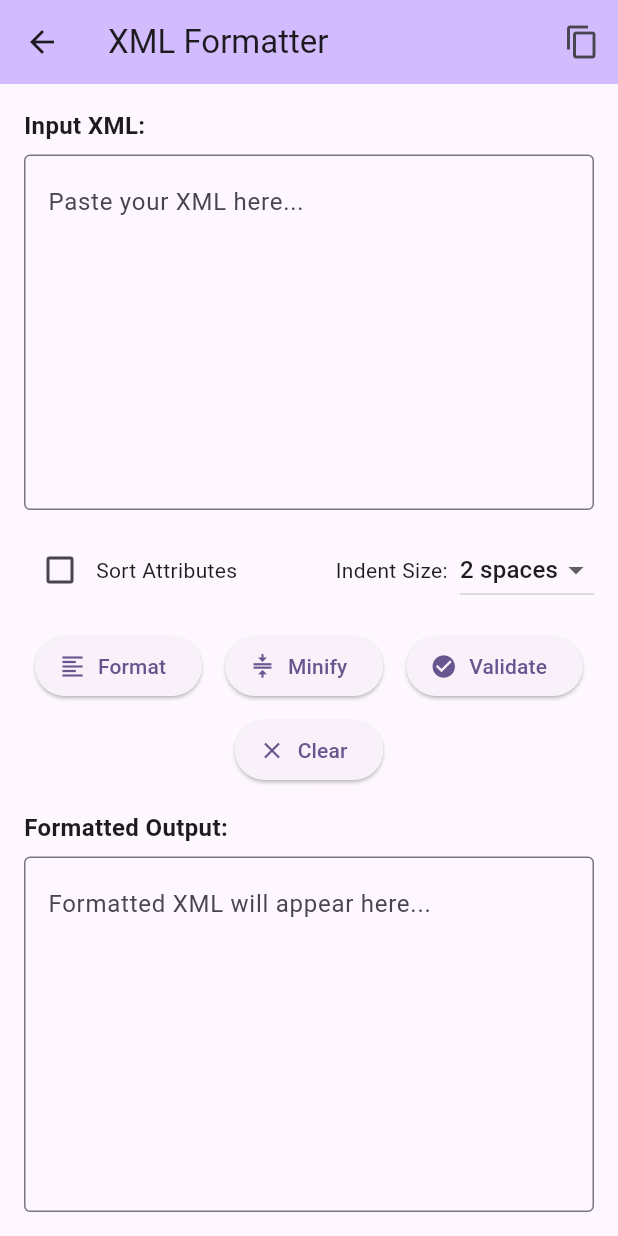
After one commit to sutanto1010/devtools, a Flutter app: the XmlFormatterScreen screen opened directly, on a phone screen of 412 x 824 dp. The commit adds this screen. Run offline on Flutter 3.47's test engine with Material 3 defaults, Android fonts, the phone set to English and light mode, and no system bars; our stand-ins replace file_picker, package_info_plus, screenshot, sqflite; missing offline and left inert: encrypt, openpgp, tray_manager, window_manager; accounts and stored records are empty.

Commit message:
feat: add xml formatter screen with formatting and validation
Implement a new XML formatter screen that allows users to format, minify, and validate XML data with options for attribute sorting and customizable indentation

```diff
--- a/lib/main.dart
+++ b/lib/main.dart
@@ -27,6 +27,7 @@ import 'screens/basic_auth_screen.dart';
 import 'screens/chmod_calculator_screen.dart';
 import 'screens/unix_time_screen.dart';
 import 'screens/string_inspector_screen.dart';
+import 'screens/xml_formatter_screen.dart';
 import 'screens/uri_encoder_screen.dart';
 import 'system_tray_manager.dart';
 
@@ -93,6 +94,13 @@ class _MyHomePageState extends State<MyHomePage> with TickerProviderStateMixin {
       'title': 'JSON Formatter',
       'description': 'Format, validate, and beautify JSON data',
       'screen': const JsonFormatterScreen(),
+    },
+    {
+      'id': 'xml_formatter',
+      'icon': Icons.code,
+      'title': 'XML Formatter',
+      'description': 'Format, validate, minify, and beautify XML data with attribute sorting',
+      'screen': const XmlFormatterScreen(),
     },
     {
       'id': 'yaml_formatter',
--- /dev/null
+++ b/lib/screens/xml_formatter_screen.dart
@@ -0,0 +1,423 @@
+import 'package:flutter/material.dart';
+import 'package:flutter/services.dart';
+
+class XmlFormatterScreen extends StatefulWidget {
+  const XmlFormatterScreen({super.key});
+
+  @override
+  State<XmlFormatterScreen> createState() => _XmlFormatterScreenState();
+}
+
+class _XmlFormatterScreenState extends State<XmlFormatterScreen> {
+  final TextEditingController _inputController = TextEditingController();
+  final TextEditingController _outputController = TextEditingController();
+  String _errorMessage = '';
+  String _successMessage = '';
+  bool _sortAttributes = false;
+  int _indentSize = 2;
+
+  void _formatXml() {
+    setState(() {
+      _errorMessage = '';
+      _successMessage = '';
+      _outputController.clear();
+    });
+
+    try {
+      final input = _inputController.text.trim();
+      if (input.isEmpty) {
+        setState(() {
+          _errorMessage = 'Please enter XML to format';
+        });
+        return;
+      }
+
+      final formattedXml = _formatXmlString(input, _indentSize, _sortAttributes);
+
+      setState(() {
+        _outputController.text = formattedXml;
+        _successMessage = 'XML formatted successfully';
+      });
+    } catch (e) {
+      setState(() {
+        _errorMessage = 'Invalid XML: ${e.toString()}';
+      });
+    }
+  }
+
+  void _minifyXml() {
+    setState(() {
+      _errorMessage = '';
+      _successMessage = '';
+      _outputController.clear();
+    });
+
+    try {
+      final input = _inputController.text.trim();
+      if (input.isEmpty) {
+        setState(() {
+          _errorMessage = 'Please enter XML to minify';
+        });
+        return;
+      }
+
+      final minifiedXml = _minifyXmlString(input);
+
+      setState(() {
+        _outputController.text = minifiedXml;
+        _successMessage = 'XML minified successfully';
+      });
+    } catch (e) {
+      setState(() {
+        _errorMessage = 'Invalid XML: ${e.toString()}';
+      });
+    }
+  }
+
+  void _validateXml() {
+    setState(() {
+      _errorMessage = '';
+      _successMessage = '';
+    });
+
+    try {
+      final input = _inputController.text.trim();
+      if (input.isEmpty) {
+        setState(() {
+          _errorMessage = 'Please enter XML to validate';
+        });
+        return;
+      }
+
+      _parseXmlString(input);
+
+      setState(() {
+        _successMessage = 'XML is valid!';
+      });
+    } catch (e) {
+      setState(() {
+        _errorMessage = 'Invalid XML: ${e.toString()}';
+      });
+    }
+  }
+
+  void _clearAll() {
+    setState(() {
+      _inputController.clear();
+      _outputController.clear();
+      _errorMessage = '';
+      _successMessage = '';
+    });
+  }
+
+  void _copyOutput() {
+    if (_outputController.text.isNotEmpty) {
+      Clipboard.setData(ClipboardData(text: _outputController.text));
+      ScaffoldMessenger.of(context).showSnackBar(
+        const SnackBar(content: Text('Output copied to clipboard')),
+      );
+    }
+  }
+
+  String _formatXmlString(String xml, int indentSize, bool sortAttributes) {
+    // Remove extra whitespace and newlines
+    xml = xml.replaceAll(RegExp(r'>\s+<'), '><');
+
+    final buffer = StringBuffer();
+    int indentLevel = 0;
+    final indent = ' ' * indentSize;
+
+    // Simple XML parser and formatter
+    final tagRegex = RegExp(r'<[^>]+>');
+    final matches = tagRegex.allMatches(xml);
+
+    int lastEnd = 0;
+
+    for (final match in matches) {
+      // Add text content before tag
+      final textContent = xml.substring(lastEnd, match.start).trim();
+      if (textContent.isNotEmpty) {
+        buffer.writeln('${indent * indentLevel}$textContent');
+      }
+
+      final tag = match.group(0)!;
+
+      if (tag.startsWith('</')) {
+        // Closing tag
+        indentLevel--;
+        buffer.writeln('${indent * indentLevel}$tag');
+      } else if (tag.endsWith('/>')) {
+        // Self-closing tag
+        final formattedTag = sortAttributes ? _sortTagAttributes(tag) : tag;
+        buffer.writeln('${indent * indentLevel}$formattedTag');
+      } else {
+        // Opening tag
+        final formattedTag = sortAttributes ? _sortTagAttributes(tag) : tag;
+        buffer.writeln('${indent * indentLevel}$formattedTag');
+        indentLevel++;
+      }
+
+      lastEnd = match.end;
+    }
+
+    // Add remaining text content
+    final remainingText = xml.substring(lastEnd).trim();
+    if (remainingText.isNotEmpty) {
+      buffer.writeln('${indent * indentLevel}$remainingText');
+    }
+
+    return buffer.toString().trim();
+  }
+
+  String _minifyXmlString(String xml) {
+    // Remove whitespace between tags and normalize
+    return xml
+        .replaceAll(RegExp(r'>\s+<'), '><')
+        .replaceAll(RegExp(r'\s+'), ' ')
+        .trim();
+  }
+
+  String _sortTagAttributes(String tag) {
+    if (!tag.contains(' ')) return tag;
+
+    final tagNameMatch = RegExp(r'<(/?\w+)').firstMatch(tag);
+    if (tagNameMatch == null) return tag;
+
+    final tagName = tagNameMatch.group(1)!;
+    final attributesString = tag.substring(tagNameMatch.end, tag.length - (tag.endsWith('/>') ? 2 : 1));
+
+    if (attributesString.trim().isEmpty) return tag;
+
+    // Parse attributes - fixed regex to properly handle quoted values
+    final attributeRegex = RegExp('(\w+)\s*=\s*("[^"]*"|\'[^\']*\')');
+    final attributes = <String>[];
+
+    for (final match in attributeRegex.allMatches(attributesString)) {
+      attributes.add(match.group(0)!);
+    }
+
+    attributes.sort();
+
+    final ending = tag.endsWith('/>') ? '/>' : '>';
+    return '<$tagName ${attributes.join(' ')}$ending';
+  }
+
+  void _parseXmlString(String xml) {
+    // Basic XML validation
+    final stack = <String>[];
+    final tagRegex = RegExp(r'<([^>]+)>');
+
+    for (final match in tagRegex.allMatches(xml)) {
+      final tag = match.group(1)!;
+
+      if (tag.startsWith('/')) {
+        // Closing tag
+        final tagName = tag.substring(1).split(' ')[0];
+        if (stack.isEmpty) {
+          throw Exception('Unexpected closing tag: <$tag>');
+        }
+        final expectedTag = stack.removeLast();
+        if (expectedTag != tagName) {
+          throw Exception('Mismatched tags: expected </$expectedTag>, found <$tag>');
+        }
+      } else if (!tag.endsWith('/')) {
+        // Opening tag
+        final tagName = tag.split(' ')[0];
+        stack.add(tagName);
+      }
+      // Self-closing tags don't need to be tracked
+    }
+
+    if (stack.isNotEmpty) {
+      throw Exception('Unclosed tags: ${stack.join(', ')}');
+    }
+  }
+
+  @override
+  Widget build(BuildContext context) {
+    return Scaffold(
+      appBar: AppBar(
+        title: const Text('XML Formatter'),
+        backgroundColor: Theme.of(context).colorScheme.inversePrimary,
+        actions: [
+          IconButton(
+            onPressed: _copyOutput,
+            icon: const Icon(Icons.copy),
+            tooltip: 'Copy Output',
+          ),
+        ],
+      ),
+      body: Padding(
+        padding: const EdgeInsets.all(16.0),
+        child: Column(
+          crossAxisAlignment: CrossAxisAlignment.stretch,
+          children: [
+            const Text(
+              'Input XML:',
+              style: TextStyle(fontSize: 16, fontWeight: FontWeight.bold),
+            ),
+            const SizedBox(height: 8),
+            Expanded(
+              flex: 2,
+              child: TextField(
+                controller: _inputController,
+                maxLines: null,
+                expands: true,
+                decoration: const InputDecoration(
+                  border: OutlineInputBorder(),
+                  hintText: 'Paste your XML here...',
+                ),
+                textAlignVertical: TextAlignVertical.top,
+              ),
+            ),
+            const SizedBox(height: 16),
+
+            // Options Row
+            Row(
+              children: [
+                Expanded(
+                  child: Row(
+                    children: [
+                      Checkbox(
+                        value: _sortAttributes,
+                        onChanged: (value) {
+                          setState(() {
+                            _sortAttributes = value ?? false;
+                          });
+                        },
+                      ),
+                      const Text('Sort Attributes'),
+                    ],
+                  ),
+                ),
+                const SizedBox(width: 16),
+                const Text('Indent Size:'),
+                const SizedBox(width: 8),
+                DropdownButton<int>(
+                  value: _indentSize,
+                  items: [2, 4, 8].map((size) {
+                    return DropdownMenuItem(
+                      value: size,
+                      child: Text('$size spaces'),
+                    );
+                  }).toList(),
+                  onChanged: (value) {
+                    setState(() {
+                      _indentSize = value ?? 2;
+                    });
+                  },
+                ),
+              ],
+            ),
+
+            const SizedBox(height: 16),
+
+            // Action Buttons
+            Wrap(
+              spacing: 8,
+              runSpacing: 8,
+              alignment: WrapAlignment.spaceEvenly,
+              children: [
+                ElevatedButton.icon(
+                  onPressed: _formatXml,
+                  icon: const Icon(Icons.format_align_left),
+                  label: const Text('Format'),
+                ),
+                ElevatedButton.icon(
+                  onPressed: _minifyXml,
+                  icon: const Icon(Icons.compress),
+                  label: const Text('Minify'),
+                ),
+                ElevatedButton.icon(
+                  onPressed: _validateXml,
+                  icon: const Icon(Icons.check_circle),
+                  label: const Text('Validate'),
+                ),
+                ElevatedButton.icon(
+                  onPressed: _clearAll,
+                  icon: const Icon(Icons.clear),
+                  label: const Text('Clear'),
+                ),
+              ],
+            ),
+
+            const SizedBox(height: 16),
+
+            // Status Messages
+            if (_errorMessage.isNotEmpty)
+              Container(
+                padding: const EdgeInsets.all(8),
+                decoration: BoxDecoration(
+                  color: Colors.red.shade100,
+                  borderRadius: BorderRadius.circular(4),
+                ),
+                child: Row(
+                  children: [
+                    const Icon(Icons.error, color: Colors.red, size: 20),
+                    const SizedBox(width: 8),
+                    Expanded(
+                      child: Text(
+                        _errorMessage,
+                        style: const TextStyle(color: Colors.red),
+                      ),
+                    ),
+                  ],
+                ),
+              ),
+
+            if (_successMessage.isNotEmpty)
+              Container(
+                padding: const EdgeInsets.all(8),
+                decoration: BoxDecoration(
+                  color: Colors.green.shade100,
+                  borderRadius: BorderRadius.circular(4),
+                ),
+                child: Row(
+                  children: [
+                    const Icon(Icons.check_circle, color: Colors.green, size: 20),
+                    const SizedBox(width: 8),
+                    Expanded(
+                      child: Text(
+                        _successMessage,
+                        style: const TextStyle(color: Colors.green),
+                      ),
+                    ),
+                  ],
+                ),
+              ),
+
+            if (_errorMessage.isNotEmpty || _successMessage.isNotEmpty)
+              const SizedBox(height: 8),
+
+            const Text(
+              'Formatted Output:',
+              style: TextStyle(fontSize: 16, fontWeight: FontWeight.bold),
+            ),
+            const SizedBox(height: 8),
+            Expanded(
+              flex: 2,
+              child: TextField(
+                controller: _outputController,
+                maxLines: null,
+                expands: true,
+                readOnly: true,
+                decoration: const InputDecoration(
+                  border: OutlineInputBorder(),
+                  hintText: 'Formatted XML will appear here...',
+                ),
+                textAlignVertical: TextAlignVertical.top,
+              ),
+            ),
+          ],
+        ),
+      ),
+    );
+  }
+
+  @override
+  void dispose() {
+    _inputController.dispose();
+    _outputController.dispose();
+    super.dispose();
+  }
+}
```
